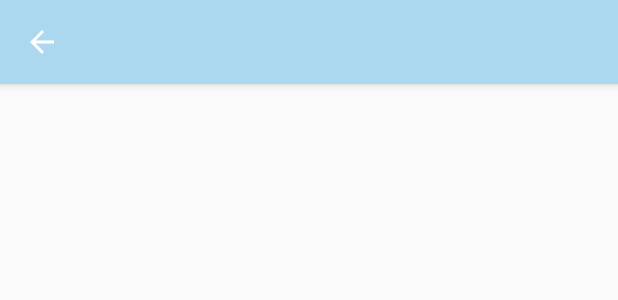
After one commit to alanmbennett/PetCare, an Android app: the layout activity_pet_list.xml on its own in the app's theme, with its tools: preview values and no code run, on a phone screen of 412 x 824 dp. The commit adds this screen. Shown: the top 300 px of the screen. Run offline under Robolectric (Android 15) with nearby library versions, the phone set to English and light mode, and no system bars.

Commit message:
Added PetListActivity and merged functinality into the dashboard.

```diff
--- a/app/src/main/java/com/alanmbennett/petcare/Pet.java
+++ b/app/src/main/java/com/alanmbennett/petcare/Pet.java
@@ -1,6 +1,8 @@
 package com.alanmbennett.petcare;
 
-public class Pet {
+import java.io.Serializable;
+
+public class Pet implements Serializable {
     private String petId;
     private String name;
     private String birthdate;
--- a/app/src/main/java/com/alanmbennett/petcare/RecyclerViewAdapter.java
+++ b/app/src/main/java/com/alanmbennett/petcare/RecyclerViewAdapter.java
@@ -12,14 +12,15 @@ import android.view.ViewGroup;
 import android.widget.ImageView;
 import android.widget.TextView;
 
+import java.util.ArrayList;
 import java.util.List;
 
 public class RecyclerViewAdapter extends RecyclerView.Adapter<RecyclerViewAdapter.MyViewHolder> {
 
     private Context mContext;
-    private List<Pet> mData;
+    private ArrayList<Pet> mData;
 
-    public RecyclerViewAdapter(Context mContext, List<Pet> mData) {
+    public RecyclerViewAdapter(Context mContext, ArrayList<Pet> mData) {
         this.mContext = mContext;
         this.mData = mData;
     }
--- /dev/null
+++ b/app/src/main/res/layout/activity_pet_list.xml
@@ -0,0 +1,27 @@
+<?xml version="1.0" encoding="utf-8"?>
+<android.support.design.widget.CoordinatorLayout xmlns:android="http://schemas.android.com/apk/res/android"
+    xmlns:app="http://schemas.android.com/apk/res-auto"
+    xmlns:tools="http://schemas.android.com/tools"
+    android:layout_width="match_parent"
+    android:layout_height="match_parent"
+    tools:context=".PetListActivity">
+
+    <android.support.design.widget.AppBarLayout
+        android:layout_width="match_parent"
+        android:layout_height="wrap_content"
+        android:theme="@style/AppTheme.AppBarOverlay">
+
+        <android.support.v7.widget.Toolbar
+            android:id="@+id/toolbar"
+            android:layout_width="match_parent"
+            android:layout_height="?attr/actionBarSize"
+            android:background="?attr/colorPrimary"
+            app:popupTheme="@style/AppTheme.PopupOverlay"
+            app:navigationIcon="?attr/homeAsUpIndicator" />
+
+    </android.support.design.widget.AppBarLayout>
+
+    <include layout="@layout/content_pet_list" />
+
+
+</android.support.design.widget.CoordinatorLayout>
--- /dev/null
+++ b/app/src/main/res/layout/content_pet_list.xml
@@ -0,0 +1,21 @@
+<?xml version="1.0" encoding="utf-8"?>
+<android.support.constraint.ConstraintLayout xmlns:android="http://schemas.android.com/apk/res/android"
+    xmlns:app="http://schemas.android.com/apk/res-auto"
+    xmlns:tools="http://schemas.android.com/tools"
+    android:layout_width="match_parent"
+    android:layout_height="match_parent"
+    app:layout_behavior="@string/appbar_scrolling_view_behavior"
+    tools:context=".PetListActivity"
+    tools:showIn="@layout/activity_pet_list">
+
+
+    <android.support.v7.widget.RecyclerView
+        android:id="@+id/recyclerview_id"
+        android:layout_width="match_parent"
+        android:layout_height="match_parent"
+        android:paddingTop="30dp"
+        android:paddingLeft="30dp">
+
+    </android.support.v7.widget.RecyclerView>
+
+</android.support.constraint.ConstraintLayout>
--- a/app/src/main/res/values/strings.xml
+++ b/app/src/main/res/values/strings.xml
@@ -64,6 +64,7 @@
     <string name="reminder_type_label">Type:</string>
     <string name="reminder_note_label">Notes</string>
     <string name="edit_reminder_label">Edit Reminder</string>
+    <string name="title_activity_pet_list">PetListActivity</string>
 
 
 </resources>
```
Also changed, not shown: app/src/main/AndroidManifest.xml (+11 -3 lines), app/src/main/java/com/alanmbennett/petcare/DashboardActivity.java (+26 -16 lines), app/src/main/java/com/alanmbennett/petcare/PetListActivity.java (added, +43 -0 lines).
